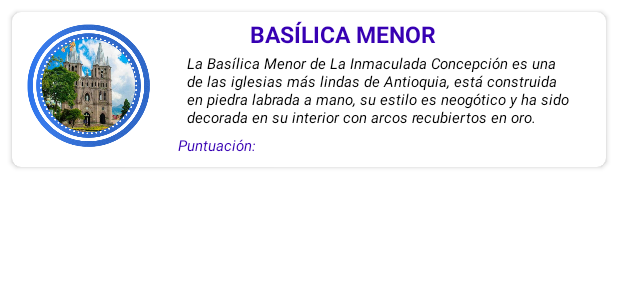
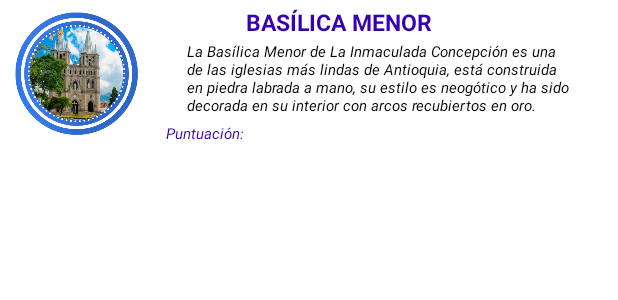
Before and after one commit to zlioz/Metabile, an Android app: the layout card_view_lugar_item.xml on its own in the app's theme, with its tools: preview values and no code run, on a phone screen of 412 x 824 dp. Shown: the top 300 px of the screen. Run offline under Robolectric (Android 15) with nearby library versions, the phone set to English and light mode, and no system bars.

```diff
--- a/app/src/main/res/layout/card_view_lugar_item.xml
+++ b/app/src/main/res/layout/card_view_lugar_item.xml
@@ -1,27 +1,11 @@
 <?xml version="1.0" encoding="utf-8"?>
 <androidx.constraintlayout.widget.ConstraintLayout xmlns:android="http://schemas.android.com/apk/res/android"
     xmlns:app="http://schemas.android.com/apk/res-auto"
-    xmlns:tools="http://schemas.android.com/tools"
     android:layout_width="match_parent"
     android:layout_height="wrap_content"
     android:elevation="4dp">
 
-    <androidx.cardview.widget.CardView
-        android:layout_width="0dp"
-        android:layout_height="wrap_content"
-        android:layout_marginStart="8dp"
-        android:layout_marginTop="8dp"
-        android:layout_marginEnd="8dp"
-        android:layout_marginBottom="8dp"
-        app:cardCornerRadius="6dp"
-        app:layout_constraintBottom_toBottomOf="parent"
-        app:layout_constraintEnd_toEndOf="parent"
-        app:layout_constraintStart_toStartOf="parent"
-        app:layout_constraintTop_toTopOf="parent">
 
-        <androidx.constraintlayout.widget.ConstraintLayout
-            android:layout_width="match_parent"
-            android:layout_height="match_parent">
 
     <ImageView
         android:id="@+id/picture_image_view"
@@ -33,7 +17,8 @@
         app:layout_constraintBottom_toBottomOf="parent"
         app:layout_constraintStart_toStartOf="parent"
         app:layout_constraintTop_toTopOf="parent"
-                app:srcCompat="@drawable/basilica" />
+        app:srcCompat="@drawable/basilica"
+        android:contentDescription="@string/todo" />
 
     <TextView
         android:id="@+id/name_text_view"
@@ -41,7 +26,7 @@
         android:layout_width="wrap_content"
         android:layout_height="wrap_content"
         android:layout_marginTop="4dp"
-                android:text="BASÍLICA MENOR"
+        android:text="@string/bas_lica_menor"
         app:layout_constraintEnd_toEndOf="parent"
         app:layout_constraintHorizontal_bias="0.329"
         app:layout_constraintStart_toEndOf="@+id/picture_image_view"
@@ -55,7 +40,7 @@
         android:layout_marginStart="7dp"
         android:layout_marginTop="2dp"
         android:layout_marginEnd="16dp"
-                android:text="La Basílica Menor de La Inmaculada Concepción es una de las iglesias más lindas de Antioquia, está construida en piedra labrada a mano, su estilo es neogótico y ha sido decorada en su interior con arcos recubiertos en oro."
+        android:text="@string/la_bas_lica_menor_de_la_inmaculada_concepci_n_es_una_de_las_iglesias_m_s_lindas_de_antioquia_est_construida_en_piedra_labrada_a_mano_su_estilo_es_neog_tico_y_ha_sido_decorada_en_su_interior_con_arcos_recubiertos_en_oro"
         app:layout_constraintEnd_toEndOf="parent"
         app:layout_constraintStart_toEndOf="@+id/picture_image_view"
         app:layout_constraintTop_toBottomOf="@+id/name_text_view" />
@@ -67,9 +52,7 @@
         android:layout_height="wrap_content"
         android:layout_marginStart="7dp"
         android:layout_marginTop="3dp"
-                android:text="Puntuación:"
+        android:text="@string/puntuaci_n"
         app:layout_constraintStart_toEndOf="@+id/picture_image_view"
         app:layout_constraintTop_toBottomOf="@+id/description_text_view" />
 </androidx.constraintlayout.widget.ConstraintLayout>
-    </androidx.cardview.widget.CardView>
-</androidx.constraintlayout.widget.ConstraintLayout>
--- a/app/src/main/res/values/strings.xml
+++ b/app/src/main/res/values/strings.xml
@@ -9,4 +9,8 @@
     <string name="temperatura2">26°C</string>
     <string name="sitios">Sitios de Interés:</string>
     <string name="sitios2">Basílica de la Inmaculada Concepción, Mirador Cristo Rey, Teleférico la Garrucha, Cueva del Esplendor, Cueva de los Guácharos, Las Trucheras, Otros sitios de comida: Macanas Jardín, Dulces de Jardín.</string>
+    <string name="bas_lica_menor">BASÍLICA MENOR</string>
+    <string name="la_bas_lica_menor_de_la_inmaculada_concepci_n_es_una_de_las_iglesias_m_s_lindas_de_antioquia_est_construida_en_piedra_labrada_a_mano_su_estilo_es_neog_tico_y_ha_sido_decorada_en_su_interior_con_arcos_recubiertos_en_oro">La Basílica Menor de La Inmaculada Concepción es una de las iglesias más lindas de Antioquia, está construida en piedra labrada a mano, su estilo es neogótico y ha sido decorada en su interior con arcos recubiertos en oro.</string>
+    <string name="puntuaci_n">Puntuación:</string>
+    <string name="todo">TODO</string>
 </resources>
```
Also changed, not shown: app/build.gradle (+5 -3 lines), app/src/main/AndroidManifest.xml (+9 -7 lines), app/src/main/assets/lugares.json (added, +38 -0 lines), app/src/main/java/com/karendamore/metabile/Lugar.kt (+3 -5 lines), app/src/main/java/com/karendamore/metabile/LugarItem.kt (added, +15 -0 lines), app/src/main/java/com/karendamore/metabile/SitiosTuristicosListActivity.kt (+27 -12 lines), app/src/main/java/com/karendamore/metabile/lugaresAdapter.kt (+5 -3 lines). Lines whose indentation alone changed are shown as unchanged.
